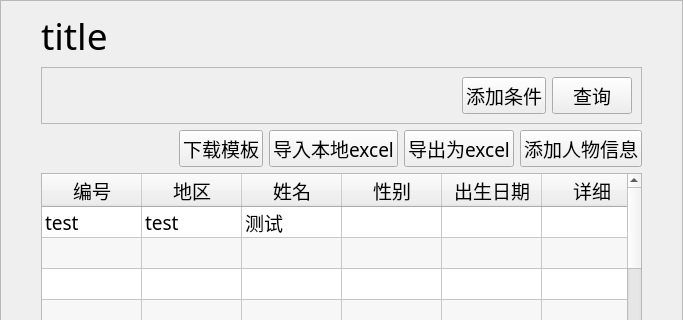
Above: ui/page_elements/search_page/page.ui from ArcherLuo233/election-s-prediction before the change; both pictures show x 0 to 683 and y 0 to 320 of the 683 by 474 pixel window. Below: the same form after it.
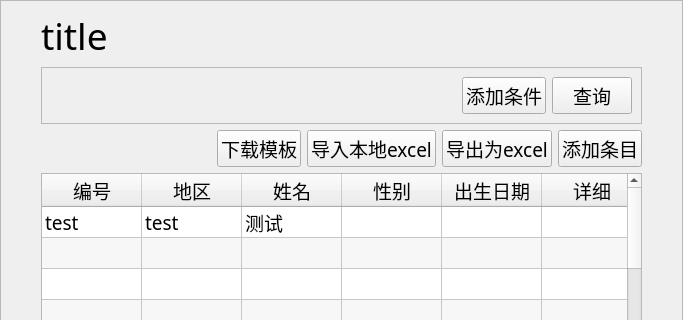
That is the form after the change. Custom widgets are drawn as their Qt base class.

```diff
--- a/ui/page_elements/search_page/page.ui
+++ b/ui/page_elements/search_page/page.ui
@@ -180,7 +180,7 @@
            <cursorShape>PointingHandCursor</cursorShape>
           </property>
           <property name="text">
-           <string>添加人物信息</string>
+           <string>添加条目</string>
           </property>
          </widget>
         </item>
```
